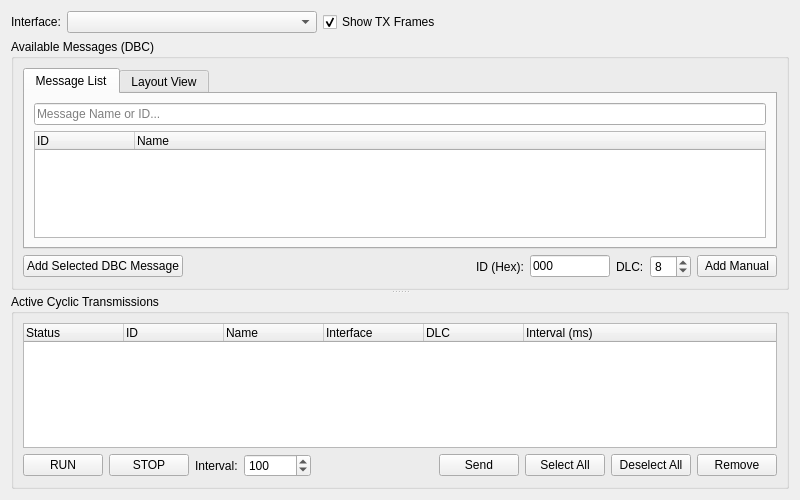
The window that src/window/TxGeneratorWindow/TxGeneratorWindow.ui (1-hexene/CANgaroo) describes before a commit, drawn with Qt 5.
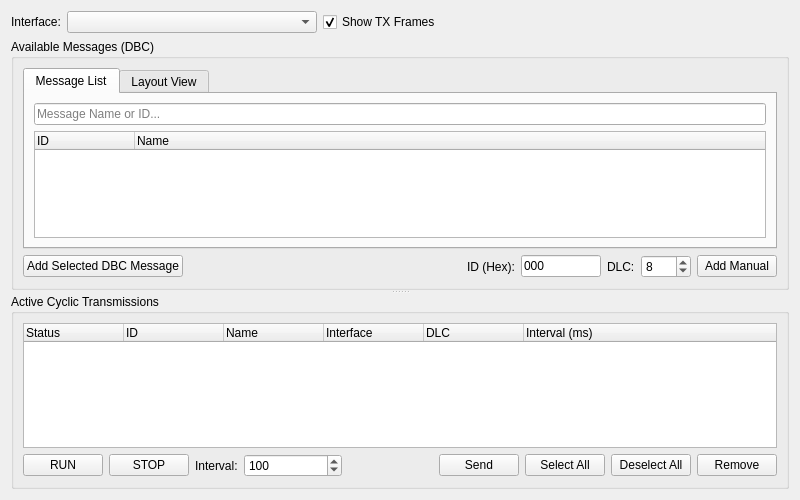
The same window after the commit.

What changed in the file:
```diff
--- a/src/window/TxGeneratorWindow/TxGeneratorWindow.ui
+++ b/src/window/TxGeneratorWindow/TxGeneratorWindow.ui
@@ -248,6 +248,12 @@
          </item>
          <item>
           <widget class="QSpinBox" name="spinManualDlc">
+           <property name="minimumSize">
+            <size>
+             <width>50</width>
+             <height>0</height>
+            </size>
+           </property>
            <property name="maximum">
             <number>64</number>
            </property>
@@ -343,6 +349,18 @@
          </item>
          <item>
           <widget class="QSpinBox" name="spinInterval">
+           <property name="sizePolicy">
+            <sizepolicy hsizetype="Preferred" vsizetype="Fixed">
+             <horstretch>0</horstretch>
+             <verstretch>0</verstretch>
+            </sizepolicy>
+           </property>
+           <property name="minimumSize">
+            <size>
+             <width>98</width>
+             <height>0</height>
+            </size>
+           </property>
            <property name="minimum">
             <number>1</number>
            </property>
```
